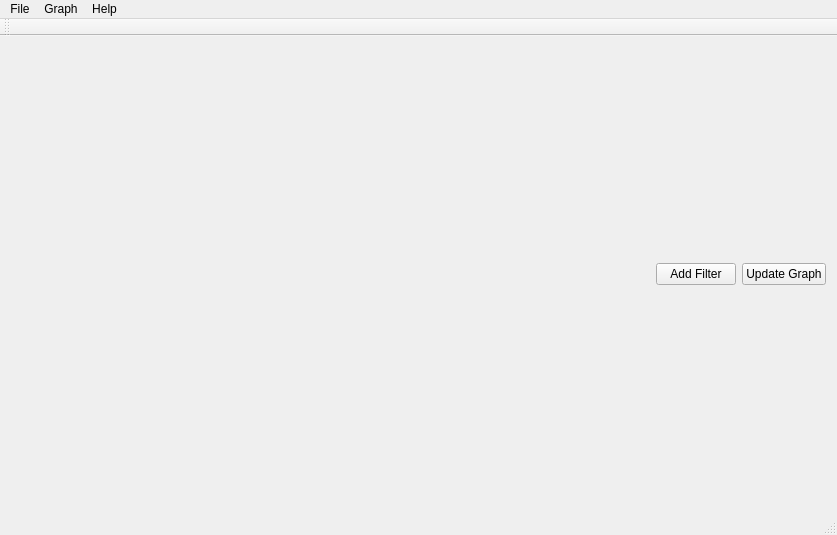
bruxillensis/teampear, file src/main/c++/mainwindow.ui: the form before one commit.
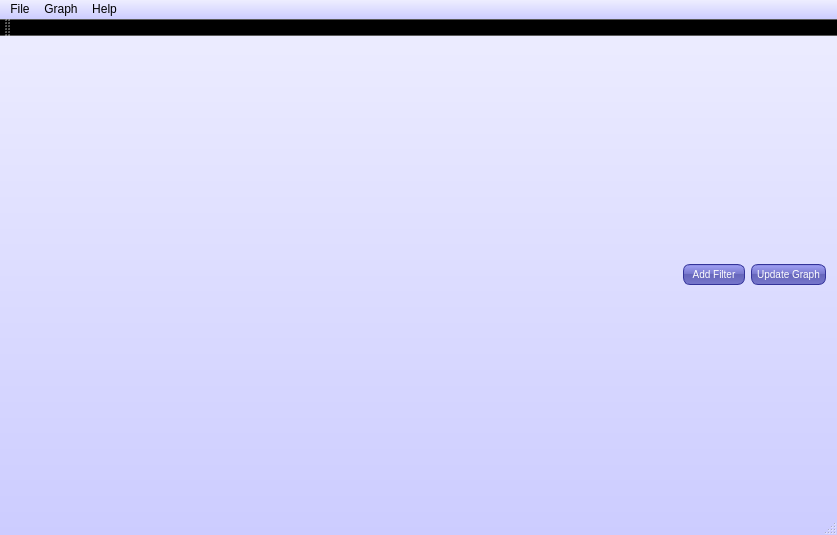
The form after the commit.

```diff
--- a/src/main/c++/mainwindow.ui
+++ b/src/main/c++/mainwindow.ui
@@ -13,6 +13,44 @@
   <property name="windowTitle">
    <string>Acuity Star Visualization - Team Pear</string>
   </property>
+  <property name="styleSheet">
+   <string notr="true">QMainWindow{
+	background: QLinearGradient(x1: 0, y1: 0, x2: 0, y2: 1, stop: 0 #eef, stop: 1 #ccf);
+}
+
+centralWidget{
+	background:  white;
+}
+
+QMenu{
+	background: QLinearGradient(x1: 0, y1: 0, x2: 0, y2: 1, stop: 0 #eef, stop: 1 #ccf);
+}
+
+QToolBar{
+	background: QLinearGradient(x1: 0, y1: 0, x2: 0, y2: 1, stop: 0 #eef, stop: 1 #ccf);
+}
+
+QMenuBar{
+	background: QLinearGradient(x1: 0, y1: 0, x2: 0, y2: 1, stop: 0 #eef, stop: 1 #ccf);
+}
+
+QPushButton {
+color: white;
+background-color: QLinearGradient( x1: 0, y1: 0, x2: 0, y2: 1, stop: 0 #88d, stop: 0.1 #99e, stop: 0.49 #77c, stop: 0.5 #66b, stop: 1 #77c);
+border-width: 1px;
+border-color: #339;
+border-style: solid;
+border-radius: 7;
+padding: 3px;
+font-size: 10px;
+padding-left: 5px;
+padding-right: 5px;
+min-width: 50px;
+max-width: 70px;
+min-height: 13px;
+max-height: 13px;
+}</string>
+  </property>
   <widget class="QWidget" name="centralWidget">
    <property name="enabled">
     <bool>true</bool>
@@ -95,7 +133,7 @@
       </widget>
    <addaction name="menuTeam_pear_example_UI"/>
    <addaction name="menuGraph"/>
-   <addaction name="menuHelp" />
+   <addaction name="menuHelp"/>
   </widget>
   <widget class="QToolBar" name="mainToolBar">
    <attribute name="toolBarArea">
```
Left out of the diff: 5 changed lines with no effect on the pictures. Lines whose indentation alone changed are shown as unchanged.
